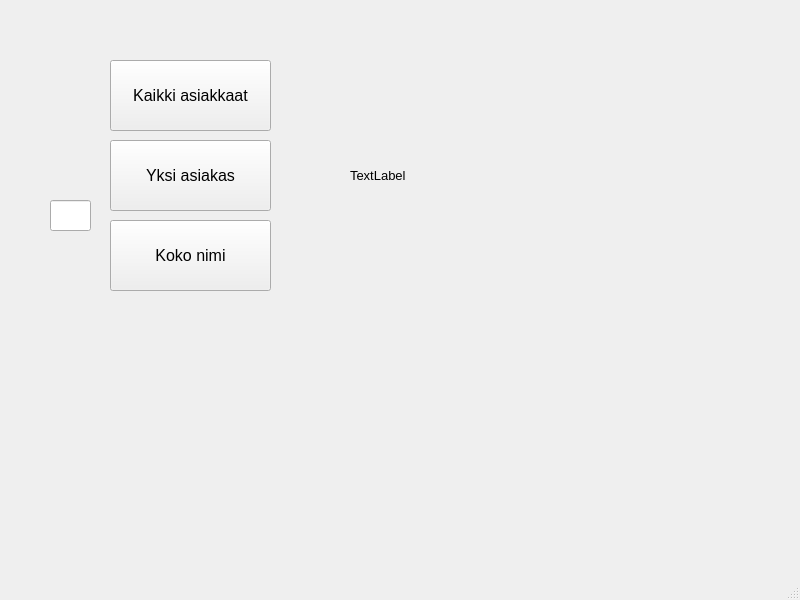
This is qt_frontend/mainwindow.ui in Rauta-Matti/qt_example as Qt 5 draws it before an edit. The edited form follows.
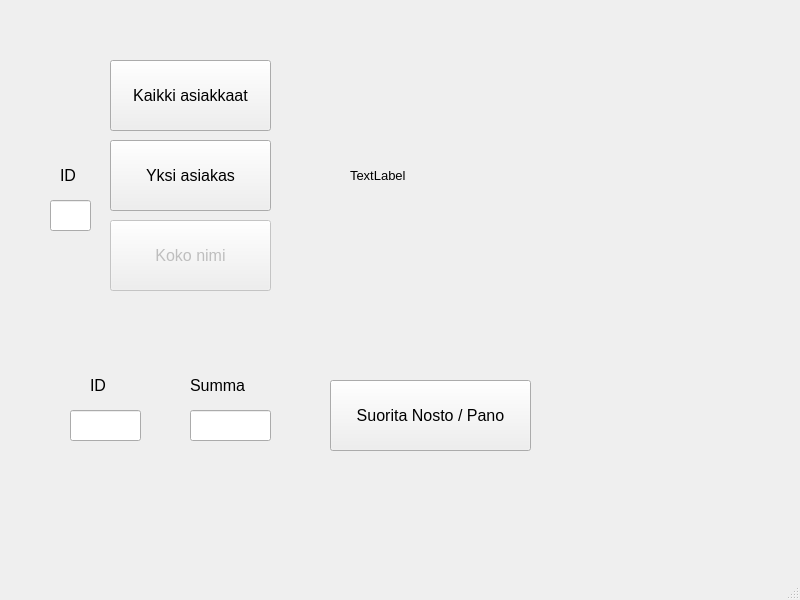
This is the edited form.

What changed in the file:
```diff
--- a/qt_frontend/mainwindow.ui
+++ b/qt_frontend/mainwindow.ui
@@ -17,6 +17,9 @@
   </property>
   <widget class="QWidget" name="centralwidget">
    <widget class="QPushButton" name="btnGetFullName">
+    <property name="enabled">
+     <bool>false</bool>
+    </property>
     <property name="geometry">
      <rect>
       <x>110</x>
@@ -101,6 +104,89 @@
      <cursorShape>IBeamCursor</cursorShape>
     </property>
    </widget>
+   <widget class="QLabel" name="label">
+    <property name="geometry">
+     <rect>
+      <x>60</x>
+      <y>160</y>
+      <width>21</width>
+      <height>31</height>
+     </rect>
+    </property>
+    <property name="text">
+     <string>&lt;html&gt;&lt;head/&gt;&lt;body&gt;&lt;p&gt;&lt;span style=&quot; font-size:12pt;&quot;&gt;ID&lt;/span&gt;&lt;/p&gt;&lt;/body&gt;&lt;/html&gt;</string>
+    </property>
+   </widget>
+   <widget class="QLabel" name="label_2">
+    <property name="geometry">
+     <rect>
+      <x>90</x>
+      <y>370</y>
+      <width>21</width>
+      <height>31</height>
+     </rect>
+    </property>
+    <property name="text">
+     <string>&lt;html&gt;&lt;head/&gt;&lt;body&gt;&lt;p&gt;&lt;span style=&quot; font-size:12pt;&quot;&gt;ID&lt;/span&gt;&lt;/p&gt;&lt;/body&gt;&lt;/html&gt;</string>
+    </property>
+   </widget>
+   <widget class="QLineEdit" name="lineEditRaiseId">
+    <property name="geometry">
+     <rect>
+      <x>70</x>
+      <y>410</y>
+      <width>71</width>
+      <height>31</height>
+     </rect>
+    </property>
+    <property name="cursor">
+     <cursorShape>IBeamCursor</cursorShape>
+    </property>
+   </widget>
+   <widget class="QLabel" name="label_3">
+    <property name="geometry">
+     <rect>
+      <x>190</x>
+      <y>370</y>
+      <width>71</width>
+      <height>31</height>
+     </rect>
+    </property>
+    <property name="text">
+     <string>&lt;html&gt;&lt;head/&gt;&lt;body&gt;&lt;p&gt;&lt;span style=&quot; font-size:12pt;&quot;&gt;Summa&lt;/span&gt;&lt;/p&gt;&lt;/body&gt;&lt;/html&gt;</string>
+    </property>
+   </widget>
+   <widget class="QLineEdit" name="lineEditRaiseAmount">
+    <property name="geometry">
+     <rect>
+      <x>190</x>
+      <y>410</y>
+      <width>81</width>
+      <height>31</height>
+     </rect>
+    </property>
+    <property name="cursor">
+     <cursorShape>IBeamCursor</cursorShape>
+    </property>
+   </widget>
+   <widget class="QPushButton" name="btnRaise">
+    <property name="geometry">
+     <rect>
+      <x>330</x>
+      <y>380</y>
+      <width>201</width>
+      <height>71</height>
+     </rect>
+    </property>
+    <property name="font">
+     <font>
+      <pointsize>12</pointsize>
+     </font>
+    </property>
+    <property name="text">
+     <string>Suorita Nosto / Pano</string>
+    </property>
+   </widget>
   </widget>
   <widget class="QMenuBar" name="menubar">
    <property name="geometry">
```
